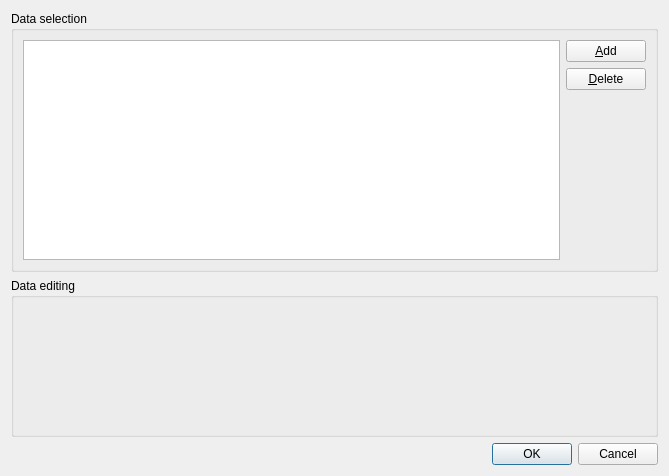
olgerd27/gtes_starts, file gtes_starts/dbt_editor/dbt_editor.ui: the form before one commit.
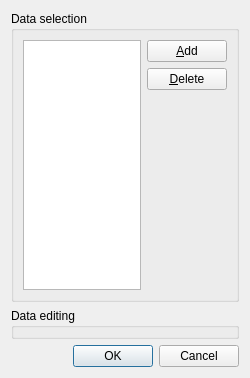
The form after the commit. Icons and pictures are not drawn.

Commit message:
Implemented the edit DB table UI (the second (stable) version).
Maked dialog for select/edit data in the child DB table without maximize
ability and without help button in the up right window corner.

Patch:
```diff
--- a/gtes_starts/dbt_editor/dbt_editor.ui
+++ b/gtes_starts/dbt_editor/dbt_editor.ui
@@ -6,8 +6,8 @@
    <rect>
     <x>0</x>
     <y>0</y>
-    <width>669</width>
-    <height>476</height>
+    <width>250</width>
+    <height>350</height>
    </rect>
   </property>
   <property name="windowIcon">
@@ -20,6 +20,12 @@
   <layout class="QVBoxLayout" name="verticalLayout">
    <item>
     <widget class="QGroupBox" name="m_gboxSelectData">
+     <property name="sizePolicy">
+      <sizepolicy hsizetype="Preferred" vsizetype="Preferred">
+       <horstretch>0</horstretch>
+       <verstretch>1</verstretch>
+      </sizepolicy>
+     </property>
      <property name="locale">
       <locale language="Russian" country="Ukraine"/>
      </property>
@@ -32,7 +38,7 @@
         <property name="minimumSize">
          <size>
           <width>0</width>
-          <height>220</height>
+          <height>250</height>
          </size>
         </property>
         <property name="cursor" stdset="0">
@@ -118,7 +124,7 @@
         <property name="sizeHint" stdset="0">
          <size>
           <width>20</width>
-          <height>157</height>
+          <height>50</height>
          </size>
         </property>
        </spacer>
@@ -128,12 +134,6 @@
    </item>
    <item>
     <widget class="QGroupBox" name="m_gboxEditingData">
-     <property name="sizePolicy">
-      <sizepolicy hsizetype="Preferred" vsizetype="Expanding">
-       <horstretch>0</horstretch>
-       <verstretch>0</verstretch>
-      </sizepolicy>
-     </property>
      <property name="title">
       <string>Data editing</string>
      </property>
```
The commit also changes 5 other files.
